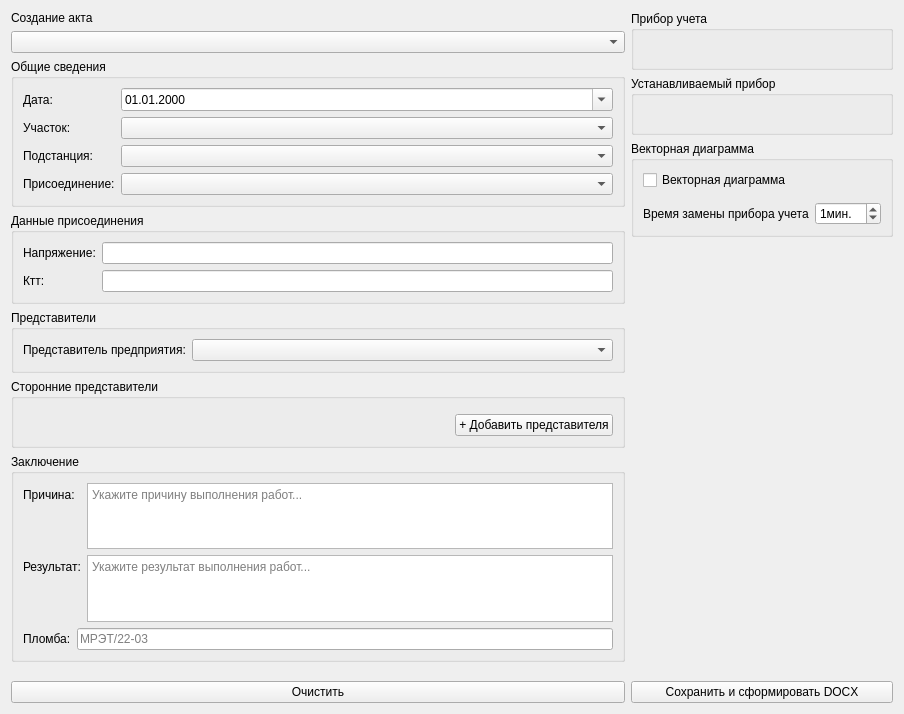
nikola240698/MeteringActs, file ui/createactwidget.ui: the form before one commit.
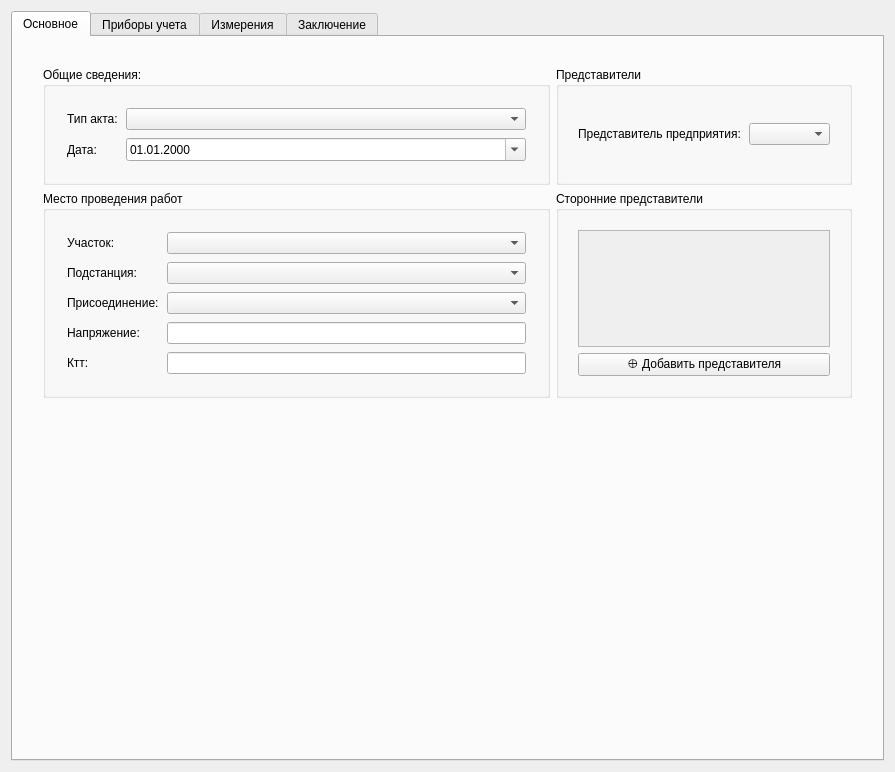
The form after the commit.

Commit message: Change UI. Relocate MainTab

The edit to the form file:
```diff
--- a/ui/createactwidget.ui
+++ b/ui/createactwidget.ui
@@ -6,27 +6,141 @@
    <rect>
     <x>0</x>
     <y>0</y>
-    <width>904</width>
-    <height>714</height>
+    <width>895</width>
+    <height>772</height>
    </rect>
   </property>
   <property name="windowTitle">
    <string>CreateActWidget</string>
   </property>
-  <layout class="QGridLayout" name="gridLayout">
+  <layout class="QVBoxLayout" name="verticalLayout_7">
+   <item>
+    <widget class="QTabWidget" name="actTabWidget">
+     <property name="currentIndex">
+      <number>0</number>
+     </property>
+     <widget class="QWidget" name="mainTab">
+      <attribute name="title">
+       <string>Основное</string>
+      </attribute>
+      <layout class="QGridLayout" name="gridLayout_5">
    <item row="0" column="0">
-    <layout class="QHBoxLayout" name="horizontalLayout">
+        <layout class="QVBoxLayout" name="mainTabLayout">
+         <property name="spacing">
+          <number>10</number>
+         </property>
+         <property name="leftMargin">
+          <number>12</number>
+         </property>
+         <property name="topMargin">
+          <number>12</number>
+         </property>
+         <property name="rightMargin">
+          <number>12</number>
+         </property>
+         <property name="bottomMargin">
+          <number>12</number>
+         </property>
      <item>
-      <layout class="QVBoxLayout" name="verticalLayout">
-       <item>
-        <widget class="QLabel" name="titleLabel">
+          <widget class="QWidget" name="mainContentWidget" native="true">
+           <layout class="QGridLayout" name="gridLayout_3">
+            <item row="0" column="0">
+             <layout class="QGridLayout" name="mainContentGridLayout" columnstretch="1,1">
+              <item row="0" column="1">
+               <widget class="QGroupBox" name="employeeGroupBox">
+                <property name="sizePolicy">
+                 <sizepolicy hsizetype="Preferred" vsizetype="Minimum">
+                  <horstretch>0</horstretch>
+                  <verstretch>0</verstretch>
+                 </sizepolicy>
+                </property>
+                <property name="title">
+                 <string>Представители</string>
+                </property>
+                <layout class="QGridLayout" name="gridLayout_4">
+                 <item row="1" column="0">
+                  <layout class="QGridLayout" name="employeeGridLayout">
+                   <property name="leftMargin">
+                    <number>10</number>
+                   </property>
+                   <property name="topMargin">
+                    <number>10</number>
+                   </property>
+                   <property name="rightMargin">
+                    <number>10</number>
+                   </property>
+                   <property name="bottomMargin">
+                    <number>10</number>
+                   </property>
+                   <property name="spacing">
+                    <number>8</number>
+                   </property>
+                   <item row="0" column="0">
+                    <widget class="QLabel" name="emplyeeLabel">
          <property name="text">
-          <string>Создание акта</string>
+                      <string>Представитель предприятия:</string>
          </property>
         </widget>
        </item>
-       <item>
+                   <item row="0" column="1">
+                    <widget class="QComboBox" name="employeeComboBox">
+                     <property name="sizePolicy">
+                      <sizepolicy hsizetype="Expanding" vsizetype="Fixed">
+                       <horstretch>0</horstretch>
+                       <verstretch>0</verstretch>
+                      </sizepolicy>
+                     </property>
+                    </widget>
+                   </item>
+                  </layout>
+                 </item>
+                </layout>
+               </widget>
+              </item>
+              <item row="0" column="0">
+               <widget class="QGroupBox" name="generalDataGroupBox">
+                <property name="sizePolicy">
+                 <sizepolicy hsizetype="Preferred" vsizetype="Preferred">
+                  <horstretch>0</horstretch>
+                  <verstretch>0</verstretch>
+                 </sizepolicy>
+                </property>
+                <property name="title">
+                 <string>Общие сведения:</string>
+                </property>
+                <layout class="QGridLayout" name="gridLayout_8">
+                 <item row="0" column="0">
+                  <layout class="QGridLayout" name="generalDataGridLayout">
+                   <property name="leftMargin">
+                    <number>12</number>
+                   </property>
+                   <property name="topMargin">
+                    <number>12</number>
+                   </property>
+                   <property name="rightMargin">
+                    <number>12</number>
+                   </property>
+                   <property name="bottomMargin">
+                    <number>12</number>
+                   </property>
+                   <property name="spacing">
+                    <number>8</number>
+                   </property>
+                   <item row="0" column="1">
+                    <widget class="QLabel" name="actTypeLabel">
+                     <property name="text">
+                      <string>Тип акта:</string>
+                     </property>
+                    </widget>
+                   </item>
+                   <item row="0" column="2">
         <widget class="QComboBox" name="actTypeComboBox">
+                     <property name="sizePolicy">
+                      <sizepolicy hsizetype="Expanding" vsizetype="Fixed">
+                       <horstretch>0</horstretch>
+                       <verstretch>0</verstretch>
+                      </sizepolicy>
+                     </property>
          <property name="minimumSize">
           <size>
            <width>400</width>
@@ -35,23 +149,14 @@
          </property>
         </widget>
        </item>
-       <item>
-        <widget class="QGroupBox" name="generalInfoGroupBox">
-         <property name="title">
-          <string>Общие сведения</string>
-         </property>
-         <layout class="QGridLayout" name="gridLayout_2">
-          <item row="0" column="0">
-           <layout class="QFormLayout" name="generalInfoFormLayout">
-            <item row="0" column="0">
-             <widget class="QLabel" name="label">
-              <property name="text">
-               <string>Дата:</string>
-              </property>
-             </widget>
-            </item>
-            <item row="0" column="1">
+                   <item row="1" column="2">
              <widget class="QDateEdit" name="actDateEdit">
+                     <property name="sizePolicy">
+                      <sizepolicy hsizetype="Expanding" vsizetype="Fixed">
+                       <horstretch>0</horstretch>
+                       <verstretch>0</verstretch>
+                      </sizepolicy>
+                     </property>
               <property name="displayFormat">
                <string>dd.MM.yyyy</string>
               </property>
@@ -60,71 +165,93 @@
               </property>
              </widget>
             </item>
+                   <item row="1" column="1">
+                    <widget class="QLabel" name="actDateLabel">
+                     <property name="text">
+                      <string>Дата:</string>
+                     </property>
+                    </widget>
+                   </item>
+                  </layout>
+                 </item>
+                </layout>
+               </widget>
+              </item>
             <item row="1" column="0">
-             <widget class="QLabel" name="label_2">
+               <widget class="QGroupBox" name="locationGroupBox">
+                <property name="title">
+                 <string>Место проведения работ</string>
+                </property>
+                <layout class="QGridLayout" name="gridLayout_2">
+                 <item row="3" column="0">
+                  <layout class="QGridLayout" name="loactionGridLayout">
+                   <property name="leftMargin">
+                    <number>12</number>
+                   </property>
+                   <property name="topMargin">
+                    <number>12</number>
+                   </property>
+                   <property name="rightMargin">
+                    <number>12</number>
+                   </property>
+                   <property name="bottomMargin">
+                    <number>12</number>
+                   </property>
+                   <property name="spacing">
+                    <number>8</number>
+                   </property>
+                   <item row="3" column="1">
+                    <widget class="QLineEdit" name="voltageLineEdit">
+                     <property name="readOnly">
+                      <bool>true</bool>
+                     </property>
+                    </widget>
+                   </item>
+                   <item row="0" column="0">
+                    <widget class="QLabel" name="areaLabel">
               <property name="text">
                <string>Участок:</string>
               </property>
              </widget>
             </item>
-            <item row="2" column="0">
-             <widget class="QLabel" name="label_3">
+                   <item row="1" column="0">
+                    <widget class="QLabel" name="substationLabel">
               <property name="text">
                <string>Подстанция:</string>
               </property>
              </widget>
             </item>
-            <item row="3" column="0">
-             <widget class="QLabel" name="label_4">
+                   <item row="2" column="0">
+                    <widget class="QLabel" name="connectionLabel">
               <property name="text">
                <string>Присоединение:</string>
               </property>
              </widget>
             </item>
+                   <item row="3" column="0">
+                    <widget class="QLabel" name="voltageLabel">
+                     <property name="text">
+                      <string>Напряжение:</string>
+                     </property>
+                    </widget>
+                   </item>
             <item row="1" column="1">
+                    <widget class="QComboBox" name="substationComboBox"/>
+                   </item>
+                   <item row="0" column="1">
              <widget class="QComboBox" name="areaComboBox"/>
             </item>
             <item row="2" column="1">
-             <widget class="QComboBox" name="substationComboBox"/>
-            </item>
-            <item row="3" column="1">
              <widget class="QComboBox" name="connectionComboBox"/>
             </item>
-           </layout>
-          </item>
-         </layout>
-        </widget>
-       </item>
-       <item>
-        <widget class="QGroupBox" name="connectionGroupBox">
-         <property name="title">
-          <string>Данные присоединения</string>
-         </property>
-         <layout class="QGridLayout" name="gridLayout_3">
-          <item row="0" column="0">
-           <layout class="QFormLayout" name="connectionFormLayout">
-            <item row="0" column="0">
-             <widget class="QLabel" name="label_5">
-              <property name="text">
-               <string>Напряжение:</string>
-              </property>
-             </widget>
-            </item>
-            <item row="1" column="0">
-             <widget class="QLabel" name="label_6">
+                   <item row="4" column="0">
+                    <widget class="QLabel" name="ctRatioLabel">
               <property name="text">
                <string>Ктт:</string>
               </property>
              </widget>
             </item>
-            <item row="0" column="1">
-             <widget class="QLineEdit" name="voltageLineEdit">
-              <property name="readOnly">
-               <bool>true</bool>
-              </property>
-             </widget>
-            </item>
-            <item row="1" column="1">
+                   <item row="4" column="1">
              <widget class="QLineEdit" name="ctRatioLineEdit">
               <property name="readOnly">
                <bool>true</bool>
@@ -136,72 +263,80 @@
          </layout>
         </widget>
        </item>
-       <item>
-        <widget class="QGroupBox" name="employeeGroupBox">
-         <property name="title">
-          <string>Представители</string>
-         </property>
-         <layout class="QGridLayout" name="gridLayout_4">
-          <item row="0" column="0">
-           <layout class="QFormLayout" name="formLayout">
-            <item row="0" column="0">
-             <widget class="QLabel" name="label_7">
-              <property name="text">
-               <string>Представитель предприятия:</string>
-              </property>
-             </widget>
-            </item>
-            <item row="0" column="1">
-             <widget class="QComboBox" name="employeeComboBox"/>
-            </item>
-           </layout>
-          </item>
-         </layout>
-        </widget>
-       </item>
-       <item>
+              <item row="1" column="1">
         <widget class="QGroupBox" name="externalRepresentativesGroupBox">
          <property name="title">
           <string>Сторонние представители</string>
          </property>
+                <layout class="QGridLayout" name="gridLayout_10">
+                 <item row="0" column="0">
+                  <layout class="QVBoxLayout" name="verticalLayout">
+                   <property name="leftMargin">
+                    <number>10</number>
+                   </property>
+                   <property name="topMargin">
+                    <number>10</number>
+                   </property>
+                   <property name="rightMargin">
+                    <number>10</number>
+                   </property>
+                   <property name="bottomMargin">
+                    <number>10</number>
+                   </property>
+                   <item>
+                    <widget class="QScrollArea" name="scrollArea">
+                     <property name="widgetResizable">
+                      <bool>true</bool>
+                     </property>
+                     <widget class="QWidget" name="scrollAreaWidgetContents">
+                      <property name="geometry">
+                       <rect>
+                        <x>0</x>
+                        <y>0</y>
+                        <width>253</width>
+                        <height>130</height>
+                       </rect>
+                      </property>
          <layout class="QVBoxLayout" name="verticalLayout_8">
+                       <property name="spacing">
+                        <number>0</number>
+                       </property>
+                       <property name="leftMargin">
+                        <number>0</number>
+                       </property>
+                       <property name="topMargin">
+                        <number>0</number>
+                       </property>
+                       <property name="rightMargin">
+                        <number>0</number>
+                       </property>
+                       <property name="bottomMargin">
+                        <number>0</number>
+                       </property>
+                       <item>
+                        <layout class="QVBoxLayout" name="scrollVerticalLayout">
+                         <property name="spacing">
+                          <number>0</number>
+                         </property>
           <item>
            <widget class="QWidget" name="externalRepresentativesContainer" native="true">
-            <layout class="QVBoxLayout" name="verticalLayout_9">
-             <property name="leftMargin">
-              <number>0</number>
-             </property>
-             <property name="topMargin">
-              <number>0</number>
-             </property>
-             <property name="rightMargin">
-              <number>0</number>
-             </property>
-             <property name="bottomMargin">
-              <number>0</number>
-             </property>
+                           <layout class="QVBoxLayout" name="verticalLayout_2">
+                            <item>
+                             <layout class="QVBoxLayout" name="externalRepresentativesContainerLayout"/>
+                            </item>
             </layout>
            </widget>
           </item>
-          <item>
-           <layout class="QHBoxLayout" name="horizontalLayout_4">
-            <item>
-             <spacer name="horizontalSpacer">
-              <property name="orientation">
-               <enum>Qt::Orientation::Horizontal</enum>
-              </property>
-              <property name="sizeHint" stdset="0">
-               <size>
-                <width>40</width>
-                <height>20</height>
-               </size>
-              </property>
-             </spacer>
+                        </layout>
+                       </item>
+                      </layout>
+                     </widget>
+                    </widget>
             </item>
             <item>
              <widget class="QPushButton" name="addExternalRepresentativeButton">
               <property name="text">
-               <string>+ Добавить представителя</string>
+                      <string>⊕ Добавить представителя</string>
               </property>
              </widget>
             </item>
@@ -210,100 +345,8 @@
          </layout>
         </widget>
        </item>
-       <item>
-        <widget class="QGroupBox" name="reasonResultGroupBox">
-         <property name="title">
-          <string>Заключение</string>
-         </property>
-         <layout class="QGridLayout" name="gridLayout_7">
-          <item row="0" column="0">
-           <layout class="QFormLayout" name="formLayout_4">
-            <item row="0" column="0">
-             <widget class="QLabel" name="label_13">
-              <property name="text">
-               <string>Причина:</string>
-              </property>
-             </widget>
-            </item>
-            <item row="1" column="0">
-             <widget class="QLabel" name="label_14">
-              <property name="text">
-               <string>Результат:</string>
-              </property>
-             </widget>
-            </item>
-            <item row="0" column="1">
-             <widget class="QPlainTextEdit" name="reasonPlainTextEdit">
-              <property name="minimumSize">
-               <size>
-                <width>0</width>
-                <height>50</height>
-               </size>
-              </property>
-              <property name="maximumSize">
-               <size>
-                <width>16777215</width>
-                <height>80</height>
-               </size>
-              </property>
-              <property name="placeholderText">
-               <string>Укажите причину выполнения работ...</string>
-              </property>
-             </widget>
-            </item>
-            <item row="1" column="1">
-             <widget class="QPlainTextEdit" name="resultPlainTextEdit">
-              <property name="minimumSize">
-               <size>
-                <width>0</width>
-                <height>50</height>
-               </size>
-              </property>
-              <property name="maximumSize">
-               <size>
-                <width>16777215</width>
-                <height>80</height>
-               </size>
-              </property>
-              <property name="placeholderText">
-               <string>Укажите результат выполнения работ...</string>
-              </property>
-             </widget>
-            </item>
-           </layout>
-          </item>
-          <item row="1" column="0">
-           <widget class="QWidget" name="sealWidget" native="true">
-            <layout class="QHBoxLayout" name="horizontalLayout_3">
-             <property name="leftMargin">
-              <number>0</number>
-             </property>
-             <property name="topMargin">
-              <number>0</number>
-             </property>
-             <property name="rightMargin">
-              <number>0</number>
-             </property>
-             <property name="bottomMargin">
-              <number>0</number>
-             </property>
-             <item>
-              <widget class="QLabel" name="label_8">
-               <property name="text">
-                <string>Пломба:</string>
-               </property>
-              </widget>
-             </item>
-             <item>
-              <widget class="QLineEdit" name="sealLineEdit">
-               <property name="placeholderText">
-                <string>МРЭТ/22-03</string>
-               </property>
-              </widget>
-             </item>
-            </layout>
-           </widget>
-          </item>
+             </layout>
+            </item>
          </layout>
         </widget>
        </item>
@@ -312,6 +355,9 @@
          <property name="orientation">
           <enum>Qt::Orientation::Vertical</enum>
          </property>
+           <property name="sizeType">
+            <enum>QSizePolicy::Policy::Expanding</enum>
+           </property>
          <property name="sizeHint" stdset="0">
           <size>
            <width>20</width>
@@ -320,35 +366,24 @@
          </property>
         </spacer>
        </item>
-       <item>
-        <widget class="QPushButton" name="clearButton">
-         <property name="text">
-          <string>Очистить</string>
-         </property>
-        </widget>
-       </item>
-      </layout>
-     </item>
-     <item>
-      <layout class="QVBoxLayout" name="verticalLayout_7">
-       <item>
-        <widget class="QWidget" name="metersWidget" native="true">
-         <layout class="QVBoxLayout" name="verticalLayout_2">
-          <property name="spacing">
-           <number>6</number>
-          </property>
-          <property name="leftMargin">
-           <number>0</number>
-          </property>
-          <property name="topMargin">
-           <number>0</number>
-          </property>
-          <property name="rightMargin">
-           <number>0</number>
-          </property>
-          <property name="bottomMargin">
-           <number>0</number>
-          </property>
+        </layout>
+       </item>
+      </layout>
+     </widget>
+     <widget class="QWidget" name="metersTab">
+      <attribute name="title">
+       <string>Приборы учета</string>
+      </attribute>
+      <widget class="QWidget" name="verticalLayoutWidget_4">
+       <property name="geometry">
+        <rect>
+         <x>20</x>
+         <y>10</y>
+         <width>701</width>
+         <height>491</height>
+        </rect>
+       </property>
+       <layout class="QVBoxLayout" name="verticalLayout_15">
           <item>
            <widget class="QGroupBox" name="primaryMeterGroupBox">
             <property name="title">
@@ -379,7 +414,21 @@
           </item>
          </layout>
         </widget>
-       </item>
+     </widget>
+     <widget class="QWidget" name="measurementsTab">
+      <attribute name="title">
+       <string>Измерения</string>
+      </attribute>
+      <widget class="QWidget" name="verticalLayoutWidget_3">
+       <property name="geometry">
+        <rect>
+         <x>10</x>
+         <y>10</y>
+         <width>701</width>
+         <height>491</height>
+        </rect>
+       </property>
+       <layout class="QVBoxLayout" name="verticalLayout_14">
        <item>
         <widget class="QGroupBox" name="vectorDiagramGroupBox">
          <property name="title">
@@ -452,20 +501,125 @@
          </layout>
         </widget>
        </item>
+       </layout>
+      </widget>
+     </widget>
+     <widget class="QWidget" name="conclusionTab">
+      <attribute name="title">
+       <string>Заключение</string>
+      </attribute>
+      <widget class="QWidget" name="verticalLayoutWidget_2">
+       <property name="geometry">
+        <rect>
+         <x>10</x>
+         <y>0</y>
+         <width>701</width>
+         <height>501</height>
+        </rect>
+       </property>
+       <layout class="QVBoxLayout" name="verticalLayout_13">
        <item>
-        <spacer name="verticalSpacer_2">
-         <property name="orientation">
-          <enum>Qt::Orientation::Vertical</enum>
-         </property>
-         <property name="sizeHint" stdset="0">
+         <widget class="QGroupBox" name="reasonResultGroupBox">
+          <property name="title">
+           <string>Заключение</string>
+          </property>
+          <layout class="QGridLayout" name="gridLayout_7">
+           <item row="0" column="0">
+            <layout class="QFormLayout" name="formLayout_4">
+             <item row="0" column="0">
+              <widget class="QLabel" name="label_13">
+               <property name="text">
+                <string>Причина:</string>
+               </property>
+              </widget>
+             </item>
+             <item row="1" column="0">
+              <widget class="QLabel" name="label_14">
+               <property name="text">
+                <string>Результат:</string>
+               </property>
+              </widget>
+             </item>
+             <item row="0" column="1">
+              <widget class="QPlainTextEdit" name="reasonPlainTextEdit">
+               <property name="minimumSize">
           <size>
-           <width>20</width>
-           <height>40</height>
-          </size>
-         </property>
-        </spacer>
-       </item>
+                 <width>0</width>
+                 <height>50</height>
+                </size>
+               </property>
+               <property name="maximumSize">
+                <size>
+                 <width>16777215</width>
+                 <height>80</height>
+                </size>
+               </property>
+               <property name="placeholderText">
+                <string>Укажите причину выполнения работ...</string>
+               </property>
+              </widget>
+             </item>
+             <item row="1" column="1">
+              <widget class="QPlainTextEdit" name="resultPlainTextEdit">
+               <property name="minimumSize">
+                <size>
+                 <width>0</width>
+                 <height>50</height>
+                </size>
+               </property>
+               <property name="maximumSize">
+                <size>
+                 <width>16777215</width>
+                 <height>80</height>
+                </size>
+               </property>
+               <property name="placeholderText">
+                <string>Укажите результат выполнения работ...</string>
+               </property>
+              </widget>
+             </item>
+            </layout>
+           </item>
+           <item row="2" column="0">
+            <widget class="QPushButton" name="clearButton">
+             <property name="text">
+              <string>Очистить</string>
+             </property>
+            </widget>
+           </item>
+           <item row="1" column="0">
+            <widget class="QWidget" name="sealWidget" native="true">
+             <layout class="QHBoxLayout" name="horizontalLayout_3">
+              <property name="leftMargin">
+               <number>0</number>
+              </property>
+              <property name="topMargin">
+               <number>0</number>
+              </property>
+              <property name="rightMargin">
+               <number>0</number>
+              </property>
+              <property name="bottomMargin">
+               <number>0</number>
+              </property>
        <item>
+               <widget class="QLabel" name="label_8">
+                <property name="text">
+                 <string>Пломба:</string>
+                </property>
+               </widget>
+              </item>
+              <item>
+               <widget class="QLineEdit" name="sealLineEdit">
+                <property name="placeholderText">
+                 <string>МРЭТ/22-03</string>
+                </property>
+               </widget>
+              </item>
+             </layout>
+            </widget>
+           </item>
+           <item row="3" column="0">
         <widget class="QPushButton" name="createButton">
          <property name="text">
           <string>Сохранить и сформировать DOCX</string>
@@ -473,8 +627,12 @@
         </widget>
        </item>
       </layout>
-     </item>
-    </layout>
+         </widget>
+        </item>
+       </layout>
+      </widget>
+     </widget>
+    </widget>
    </item>
   </layout>
  </widget>
```
Lines whose indentation alone changed are shown as unchanged.
